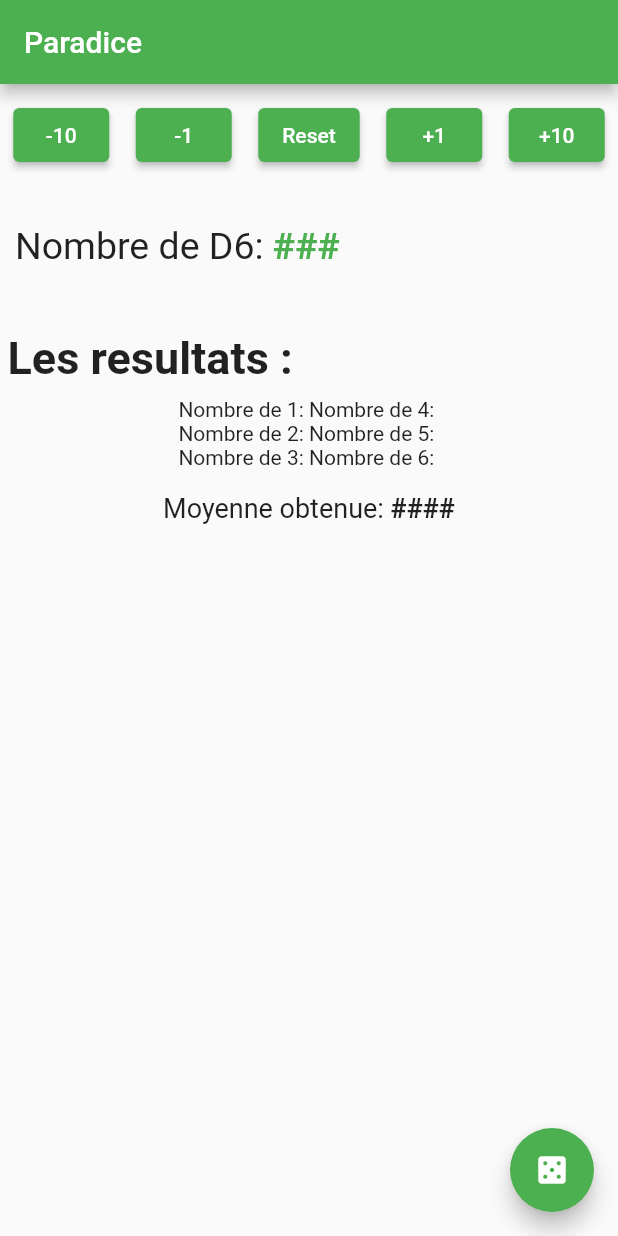
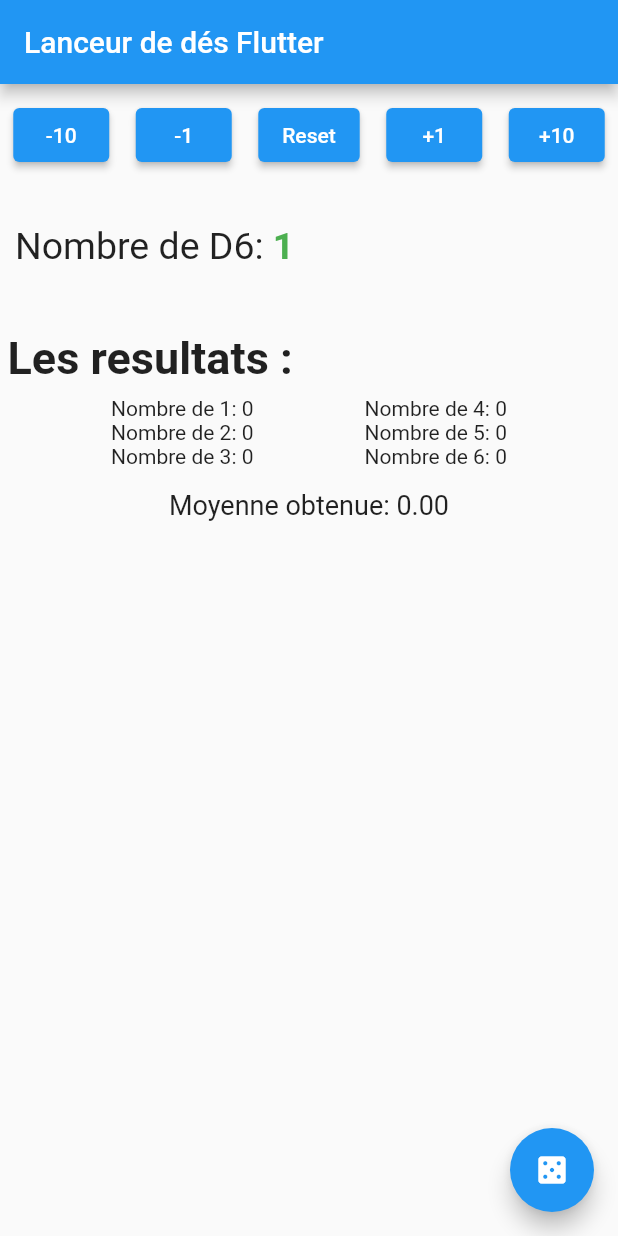
Before and after one commit to HePaulTV/ParaDice, a Flutter app: the screen it shows after launch, after a tap on "Reset", on a phone screen of 412 x 824 dp. Run offline on Flutter 3.47's test engine with Material 2 defaults, Android fonts, the phone set to English and light mode, and no system bars.

Commit message:
Add files via upload

```diff
--- a/lib/dice.dart
+++ b/lib/dice.dart
@@ -1,14 +1,33 @@
 import 'dart:math';
 
-// La classe "Dice" représente un dé.
-class Dice {
-// Attributs de la classe
-  int _cotes = 6;
-// Constructeur de la classe
+// La classe abstraite "Dice" représente un dé.
+abstract class Dice {
+  //Attributs de la classe
+  int _cotes;
+  int _result = 0;
+
+  //Constructeur de la classe
   Dice(this._cotes);
-// Méthodes de la classe
-  int roll() {
-    final random = Random();
-    return random.nextInt(_cotes) + 1;
+
+  //Methodes de la classe
+  int roll(){
+    return Random().nextInt(_cotes)+1; // +1 car c'est entre 0 et nbr-1
+  }
+
+  //Getter & Setter
+  int getCotes(){
+      return _cotes;
+  }
+
+  set cotes(int valeur) {
+    _cotes = valeur;
+  }
+
+  int getResult(){
+    return _result;
+  }
+
+  set result(int valeur) {
+  _result = valeur;
   }
 }
--- /dev/null
+++ b/lib/dice_6.dart
@@ -0,0 +1,10 @@
+import 'package:paradice/dice.dart';
+
+// La classe abstraite "Dice" représente un dé.
+class Dice6 extends Dice {
+//Attributs de la classe
+
+//Constructeur de la classe
+  Dice6(): super(6);
+
+}
--- /dev/null
+++ b/lib/dice_pool_6.dart
@@ -0,0 +1,38 @@
+import 'package:paradice/dice_pool.dart';
+import 'package:paradice/dice_6.dart';
+
+class DicePool6 extends DicePool {
+  // Constructeur de la classe
+  DicePool6() : super();
+
+  // Méthodes de la classe
+  @override
+  void ajouterDe6() {
+    mesDice.add(Dice6());
+  }
+
+  @override
+  void ajouterDe10() {
+    // Pas utiliser
+  }
+
+  @override
+  void retirerDe6() {
+    int count = 1;
+    mesDice.removeWhere((dice) => dice is Dice6 && count-- > 0);
+  }
+
+  @override
+  void retirerDe10() {
+    // Pas utiliser
+  }
+
+  @override
+  void reset() {
+    mesDice.clear();
+  }
+
+  int getPoolSize() {
+    return mesDice.length;
+  }
+}
--- a/lib/main.dart
+++ b/lib/main.dart
@@ -1,25 +1,23 @@
 import 'package:flutter/material.dart';
+import 'dice_pool_6.dart';
+import 'dice_pool_10.dart';
 import 'myhomepage.dart';
-import 'dice.dart';
-import 'dicepool.dart';
 
 void main() {
   runApp(const MyApp());
 }
 
 class MyApp extends StatelessWidget {
-  const MyApp({super.key});
+  const MyApp({Key? key}) : super(key: key);
 
-  // This widget is the root of your application.
   @override
   Widget build(BuildContext context) {
     return MaterialApp(
-      title: 'Paradice',
-      debugShowCheckedModeBanner: false,
+      title: 'Lanceur de dés Flutter',
       theme: ThemeData(
-        primarySwatch: Colors.green,
+        primarySwatch: Colors.blue,
       ),
-      home: const MyHomePage(title: 'Paradice'),
+      home: const MyHomePage(title: 'Lanceur de dés Flutter'),
     );
   }
 }
--- a/lib/myhomepage.dart
+++ b/lib/myhomepage.dart
@@ -1,5 +1,7 @@
 import 'package:flutter/material.dart';
 import 'package:paradice/dice.dart';
+import 'package:paradice/dice_pool.dart';
+import 'package:paradice/dice_pool_6.dart';
 
 class MyHomePage extends StatefulWidget {
   const MyHomePage({super.key, required this.title});
@@ -11,16 +13,96 @@ class MyHomePage extends StatefulWidget {
 }
 
 class _MyHomePageState extends State<MyHomePage> {
+
+  // Créez un objet DicePool6
+  final DicePool6 _dicePool6 = DicePool6()..ajouterDe6();
+
+
+  // Définissez les variables
+  int _nbrdice = 1;
+  int nombreDe1 = 0;
+  int nombreDe2 = 0;
+  int nombreDe3 = 0;
+  int nombreDe4 = 0;
+  int nombreDe5 = 0;
+  int nombreDe6 = 0;
+  double moyenne = 0.0;
+
+  // Méthodes pour ajouter/enlever des dés
+  void _plus1() {
+    setState(() {
+      _dicePool6.ajouterDe6();
+      _nbrdice = _dicePool6.getPoolSize();
+    });
+  }
+
+  void _plus10() {
+    setState(() {
+      for (int i = 1; i < 10; i++) {
+        _dicePool6.ajouterDe6();
+      }
+      _nbrdice = _dicePool6.getPoolSize();
+    });
+  }
+
+  void _min1() {
+    setState(() {
+      if (_nbrdice > 1) {
+        _dicePool6.retirerDe6();
+        _nbrdice = _dicePool6.getPoolSize();
+      }
+    });
+  }
+
+  void _min10() {
+    setState(() {
+      for (int i = 1; i < 10 && _nbrdice > 1; i++) {
+        _dicePool6.retirerDe6();
+        _nbrdice = _dicePool6.getPoolSize();
+      }
+    });
+  }
+
+  // Réinitialisez les variables
+  void _reset() {
+    setState(() {
+      _dicePool6.reset();
+      _nbrdice = 1;
+      _dicePool6.ajouterDe6();
+    });
+  }
+
+  // Lancez les dés
   void _launchDice() {
     setState(() {
-      Dice;
-      // This call to setState tells the Flutter framework that something has
-      // changed in this State, which causes it to rerun the build method below
-      // so that the display can reflect the updated values. If we changed
-      // _counter without calling setState(), then the build method would not be
-      // called again, and so nothing would appear to happen.
+      _dicePool6.lancerDes(); // Mettre à jour les résultats des dés dans chaque objet Dice
+    });
+    _resDice(); // Mettre à jour les statistiques à partir des résultats mis à jour
+  }
+
+  // Mettez à jour les statistiques
+  void _resDice() {
+    setState(() {
+      List<int> results6 = _dicePool6.getResults();
+
+      // Calculez les statistiques:
+      int total = results6.fold(0, (sum, item) => sum + item);
+      moyenne = total / results6.length;
+
+      // Mettez à jour le nombre de chaque résultats
+      nombreDe1 = results6.where((item) => item == 1).length;
+      nombreDe2 = results6.where((item) => item == 2).length;
+      nombreDe3 = results6.where((item) => item == 3).length;
+
+      nombreDe4 = results6.where((item) => item == 4).length;
+      nombreDe5 = results6.where((item) => item == 5).length;
+      nombreDe6 = results6.where((item) => item == 6).length;
     });
   }
+
+
+
+
 
   @override
   Widget build(BuildContext context) {
@@ -28,35 +110,35 @@ class _MyHomePageState extends State<MyHomePage> {
       appBar: AppBar(
         title: Text(widget.title),
       ),
-      //Creation de la ligne de boutons par colonnes
+      //Creation de la ligne de boutons en faisant des colonnes
       body: Column(
         children: <Widget>[
           const Padding(padding: EdgeInsets.all(5)),
           Row(
             mainAxisAlignment: MainAxisAlignment.spaceAround,
             children: [
-              ElevatedButton(onPressed: _launchDice, child: const Text('-10')),
-              ElevatedButton(onPressed: _launchDice, child: const Text('-1')),
+              ElevatedButton(onPressed: _min10, child: const Text('-10')),
+              ElevatedButton(onPressed: _min1, child: const Text('-1')),
               ElevatedButton(
-                  onPressed: _launchDice,
+                  onPressed: _reset,
                   child: const Text(
                     'Reset',
                   )),
-              ElevatedButton(onPressed: _launchDice, child: const Text('+1')),
-              ElevatedButton(onPressed: _launchDice, child: const Text('+10')),
+              ElevatedButton(onPressed: _plus1, child: const Text('+1')),
+              ElevatedButton(onPressed: _plus10, child: const Text('+10')),
             ],
           ),
           //Creation de la ligne qui permet d'afficher le nombre de lances
           Row(
-            children: const <Widget>[
-              Padding(padding: EdgeInsets.only(top: 100, left: 10)),
-              Text(
+            children: <Widget>[
+              const Padding(padding: EdgeInsets.only(top: 100, left: 10)),
+              const Text(
                 'Nombre de D6: ',
                 style: TextStyle(fontSize: 25),
               ),
               Text(
-                '###',
-                style: TextStyle(
+                '$_nbrdice',
+                style: const TextStyle(
                     color: Colors.green,
                     fontWeight: FontWeight.bold,
                     fontSize: 25),
@@ -74,28 +156,19 @@ class _MyHomePageState extends State<MyHomePage> {
             ],
           ),
 
-          Row(mainAxisAlignment: MainAxisAlignment.center, children: <Widget>[
-            const Padding(padding: EdgeInsets.only(top: 50)),
-            Row(
+          Row(mainAxisAlignment: MainAxisAlignment.spaceEvenly, children: <Widget>[
+            Column(
               children: <Widget>[
-                Column(
-                  children: const <Widget>[
-                    Text('Nombre de 1: '),
-                    Text('Nombre de 2: '),
-                    Text('Nombre de 3: '),
-                  ],
-                ),
-                Row(
-                  children: <Widget>[
-                    Column(
-                      children: const <Widget>[
-                        Text('Nombre de 4: '),
-                        Text('Nombre de 5: '),
-                        Text('Nombre de 6: '),
-                      ],
-                    )
-                  ],
-                )
+                Text('Nombre de 1: ${nombreDe1}'),
+                Text('Nombre de 2: ${nombreDe2}'),
+                Text('Nombre de 3: ${nombreDe3}'),
+              ],
+            ),
+            Column(
+              children: <Widget>[
+                Text('Nombre de 4: ${nombreDe4}'),
+                Text('Nombre de 5: ${nombreDe5}'),
+                Text('Nombre de 6: ${nombreDe6}'),
               ],
             ),
           ]),
@@ -103,17 +176,15 @@ class _MyHomePageState extends State<MyHomePage> {
           Row(mainAxisAlignment: MainAxisAlignment.center, children: <Widget>[
             const Padding(padding: EdgeInsets.only(top: 50)),
             Row(
-              children: const <Widget>[
+              mainAxisAlignment: MainAxisAlignment.center,
+              children: <Widget>[
+                const Padding(padding: EdgeInsets.only(top: 50)),
                 Text(
-                  'Moyenne obtenue: ',
-                  style: TextStyle(fontSize: 18),
-                ),
-                Text(
-                  '####',
-                  style: TextStyle(fontSize: 18, fontWeight: FontWeight.bold),
+                  'Moyenne obtenue: ${moyenne.toStringAsFixed(2)}',
+                  style: const TextStyle(fontSize: 18),
                 ),
               ],
-            )
+            ),
           ]),
         ],
       ),
@@ -121,7 +192,7 @@ class _MyHomePageState extends State<MyHomePage> {
         onPressed: _launchDice,
         tooltip: 'J\'ai de la chance !',
         child: const Icon(Icons.casino),
-      ), // This trailing comma makes auto-formatting nicer for build methods.
+      ),
     );
   }
 }
```
Also changed, not shown: lib/dice_10.dart (added, +10 -0 lines), lib/dice_pool.dart (added, +33 -0 lines), lib/dice_pool_10.dart (added, +49 -0 lines), 45 other files.
